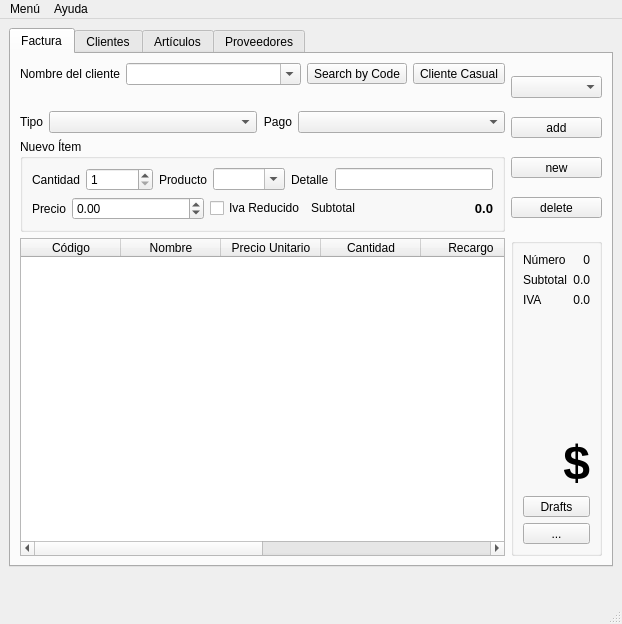
Above: banta/res/ui/main.ui from jerobarraco/banta before the change. Below: the same form after it.
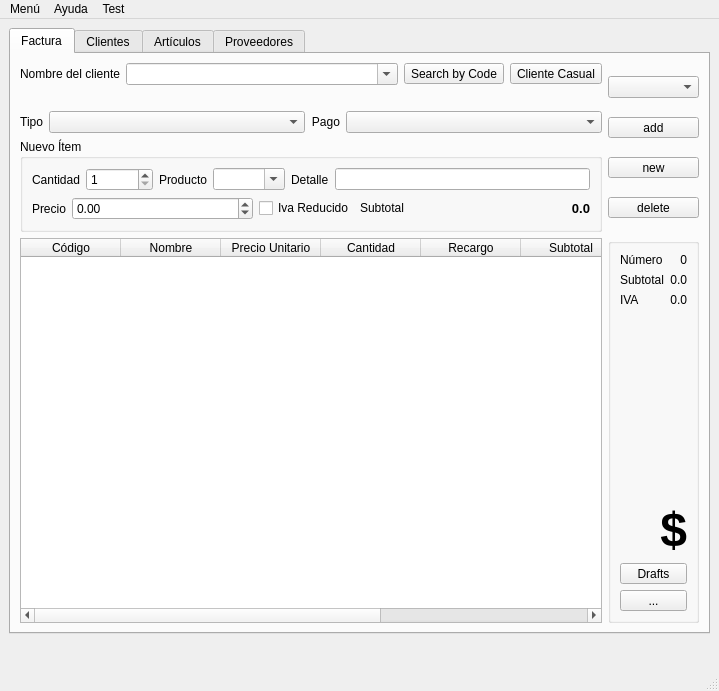
That is the form after the change. Icons and pictures are not drawn.

Diff of the .ui file:
```diff
--- a/banta/res/ui/main.ui
+++ b/banta/res/ui/main.ui
@@ -6,8 +6,8 @@
    <rect>
     <x>0</x>
     <y>0</y>
-    <width>622</width>
-    <height>624</height>
+    <width>719</width>
+    <height>691</height>
    </rect>
   </property>
   <property name="sizePolicy">
@@ -922,8 +922,8 @@
     <rect>
      <x>0</x>
      <y>0</y>
-     <width>622</width>
-     <height>22</height>
+     <width>719</width>
+     <height>29</height>
     </rect>
    </property>
    <widget class="QMenu" name="menuMenu">
@@ -958,8 +958,14 @@
     <addaction name="separator"/>
     <addaction name="acSameGame"/>
    </widget>
+   <widget class="QMenu" name="menuTest">
+    <property name="title">
+     <string>Test</string>
+    </property>
+   </widget>
    <addaction name="menuMenu"/>
    <addaction name="menuAcerca_de"/>
+   <addaction name="menuTest"/>
   </widget>
   <widget class="QStatusBar" name="statusbar"/>
   <action name="acChangeStyle">
```
Left out of the diff: 1 changed line with no effect on the pictures.
